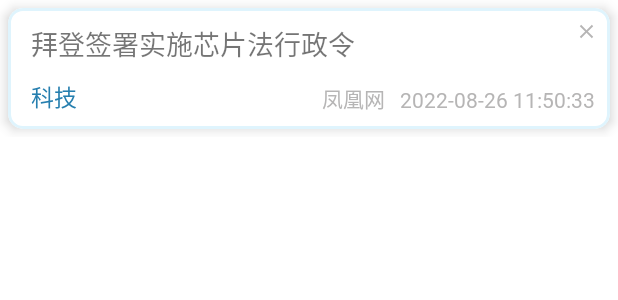
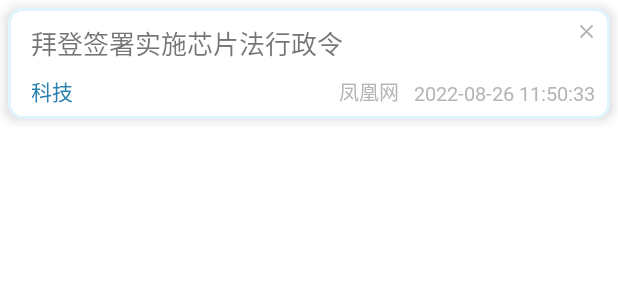
Before and after one commit to Catherine0120/MyNewsApp, an Android app: the layout news_card_layout.xml on its own in the app's theme, with its tools: preview values and no code run, on a phone screen of 412 x 824 dp. Shown: the top 300 px of the screen. Run offline under Robolectric (Android 15) with nearby library versions, the phone set to English and light mode, and no system bars.

Commit message:
first release with bugs

```diff
--- a/MyNewsApp/app/src/main/res/layout/activity_main.xml
+++ b/MyNewsApp/app/src/main/res/layout/activity_main.xml
@@ -21,7 +21,7 @@
         <com.google.android.material.bottomappbar.BottomAppBar
             android:id="@+id/bottom_app_bar"
             android:layout_width="match_parent"
-            android:layout_height="64dp"
+            android:layout_height="62dp"
             android:backgroundTint="@color/light_blue"
             android:layout_gravity="bottom"
             app:fabCradleMargin="7dp"
--- a/MyNewsApp/app/src/main/res/layout/fragment_favorites.xml
+++ b/MyNewsApp/app/src/main/res/layout/fragment_favorites.xml
@@ -35,19 +35,19 @@
             android:textSize="18sp"
             android:fontFamily="sans-serif-medium"
             android:gravity="center_vertical|start"
-            android:layout_marginStart="30sp"
+            android:layout_marginStart="32sp"
             android:textColor="@color/teal_700"/>
 
         <com.google.android.material.switchmaterial.SwitchMaterial
             android:id="@+id/switch_fav"
             android:layout_width="wrap_content"
             android:layout_height="40dp"
-            android:layout_marginEnd="10dp"
+            android:layout_marginEnd="8dp"
             android:fontFamily="sans-serif-light"
             android:text="To History"
             android:textColor="@color/dark_grey"
             android:textSize="16sp"
-            app:switchPadding="4dp"
+            app:switchPadding="2dp"
             android:checked="false"
             app:thumbTint="@drawable/select_switch_thumb"
             app:trackTint="@drawable/select_switch_track"
--- a/MyNewsApp/app/src/main/res/layout/news_card_layout.xml
+++ b/MyNewsApp/app/src/main/res/layout/news_card_layout.xml
@@ -52,7 +52,7 @@
                 android:fontFamily="@font/dengxianbold"
                 android:lineSpacingExtra="5dp"
                 android:text="拜登签署实施芯片法行政令"
-                android:textSize="18sp"
+                android:textSize="17sp"
                 app:layout_constraintEnd_toEndOf="parent"
                 app:layout_constraintStart_toStartOf="parent"
                 app:layout_constraintTop_toTopOf="parent" />
@@ -62,13 +62,13 @@
                 android:layout_width="match_parent"
                 android:layout_height="wrap_content"
                 android:layout_marginStart="15dp"
-                android:layout_marginTop="10dp"
+                android:layout_marginTop="8dp"
                 android:layout_marginBottom="15dp"
                 android:fontFamily="@font/dengxian"
                 android:text="科技"
                 android:textColor="@color/blue"
                 android:textAllCaps="false"
-                android:textSize="15dp"
+                android:textSize="14dp"
                 app:layout_constraintStart_toStartOf="parent"
                 app:layout_constraintTop_toBottomOf="@+id/textTitle" />
 
@@ -81,7 +81,7 @@
                 android:text="凤凰网"
                 android:textColor="@color/grey"
                 android:textAllCaps="false"
-                android:textSize="14dp"
+                android:textSize="13dp"
                 android:textAlignment="textEnd"
                 app:layout_constraintEnd_toStartOf="@id/textTime"
                 app:layout_constraintBottom_toBottomOf="@+id/textCategory" />
@@ -95,13 +95,13 @@
                 android:text="2022-08-26 11:50:33"
                 android:textColor="@color/grey"
                 android:textAllCaps="false"
-                android:textSize="14dp"
+                android:textSize="13dp"
                 app:layout_constraintEnd_toEndOf="parent"
                 app:layout_constraintBottom_toBottomOf="@+id/textCategory" />
 
             <TextView
                 android:layout_width="match_parent"
-                android:layout_height="10dp"
+                android:layout_height="8dp"
                 app:layout_constraintTop_toBottomOf="@id/textCategory"
                 android:textAlignment="center"/>
 
@@ -146,7 +146,7 @@
 
             <TextView
                 android:layout_width="match_parent"
-                android:layout_height="10dp"
+                android:layout_height="8dp"
                 app:layout_constraintEnd_toEndOf="parent"
                 app:layout_constraintStart_toStartOf="parent"
                 app:layout_constraintTop_toBottomOf="@id/images"
@@ -167,7 +167,7 @@
 
             <TextView
                 android:layout_width="match_parent"
-                android:layout_height="10dp"
+                android:layout_height="8dp"
                 app:layout_constraintEnd_toEndOf="parent"
                 app:layout_constraintStart_toStartOf="parent"
                 app:layout_constraintTop_toBottomOf="@id/image"
```
